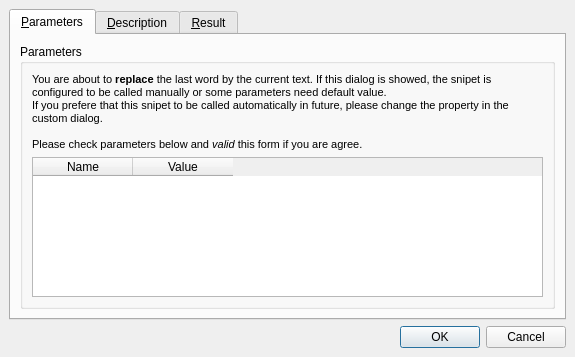
This is libxinx/snipets/callsnipetdlg.ui in phoenix741/xinx as Qt 5 draws it before an edit. The edited form follows.
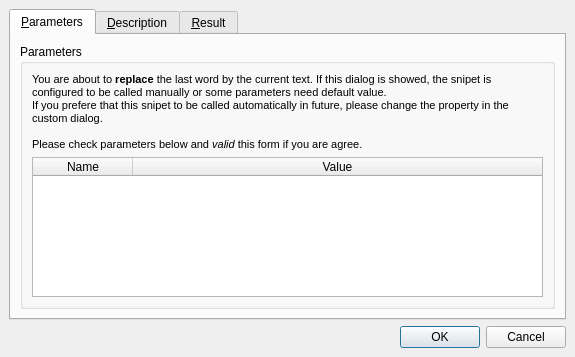
This is the edited form.

What changed in the file:
```diff
--- a/libxinx/snipets/callsnipetdlg.ui
+++ b/libxinx/snipets/callsnipetdlg.ui
@@ -64,6 +64,12 @@
             <attribute name="horizontalHeaderMinimumSectionSize">
              <number>1</number>
             </attribute>
+            <attribute name="horizontalHeaderStretchLastSection">
+             <bool>true</bool>
+            </attribute>
+            <attribute name="horizontalHeaderStretchLastSection">
+             <bool>true</bool>
+            </attribute>
             <column>
              <property name="text">
               <string>Name</string>
```
Left out of the diff: 37 changed lines with no effect on the pictures.
